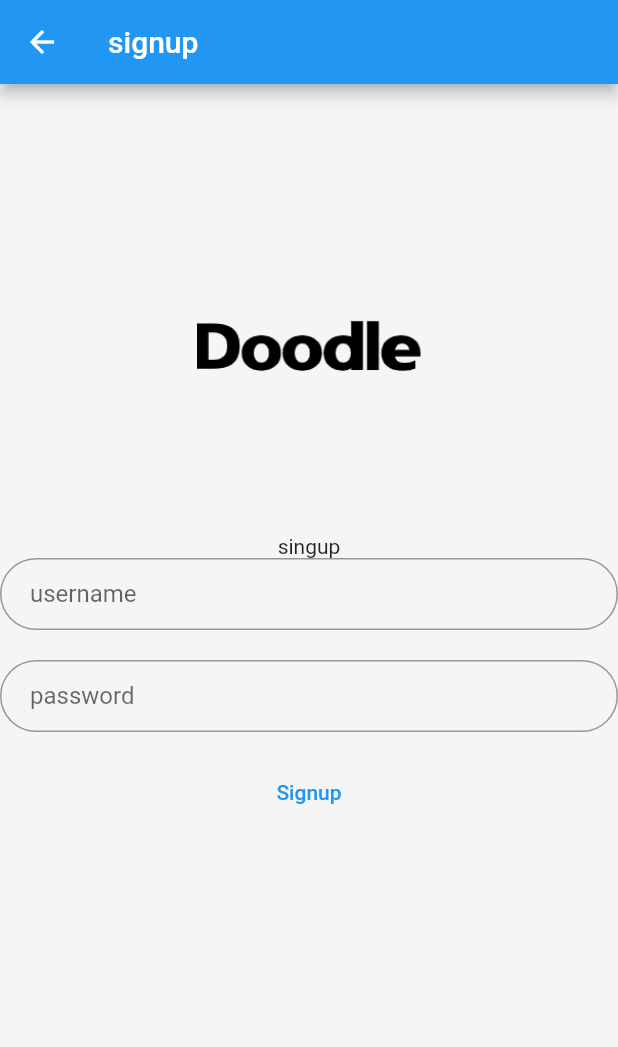
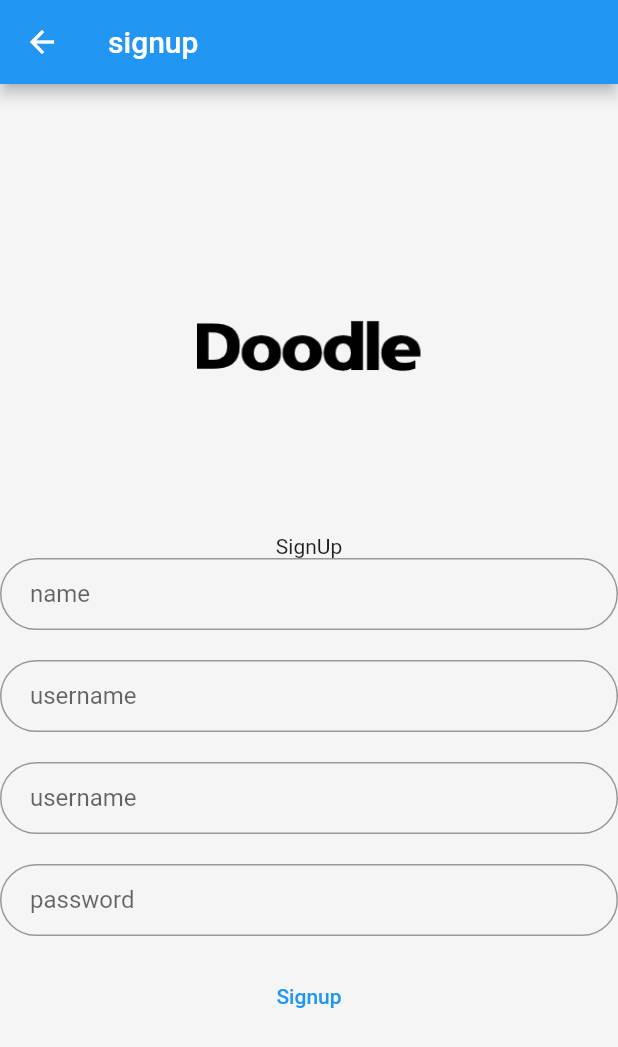
Before and after one commit to alisaadati97/barname-kon, a Flutter app: the SignupPage screen opened by its route, on a phone screen of 412 x 824 dp. Shown: the top 1047 px of the screen. Run offline on Flutter 3.47's test engine with Material 2 defaults, Android fonts, the phone set to English and light mode, and no system bars.

Commit message:
now work in phone . just needed a proxy from shecan. signup fields are now editet . just need to use the api properly

```diff
--- a/doodle/lib/login.dart
+++ b/doodle/lib/login.dart
@@ -21,7 +21,7 @@ class _LoginPageState extends State<LoginPage> {
     print(usernamefield);
     print(passwordfield);
     String url = "https://k.qbox.dev/v1/user/token/";
-    final response = await http.get(
+    final response = await http.post(
       Uri.parse(url),
       headers: {
       'Accept': '*/*',
@@ -29,6 +29,10 @@ class _LoginPageState extends State<LoginPage> {
       'Accept-Encoding': 'gzip, deflate',
 
       'Connection': 'keep-alive',
+    },
+    body: {
+      "username":"ali",
+      "password":"ali123456"
     },
     );
     print(response.statusCode);
--- a/doodle/lib/signup.dart
+++ b/doodle/lib/signup.dart
@@ -8,6 +8,8 @@ class SignupPage extends StatefulWidget {
 class _SignupPageState extends State<SignupPage> {
   String usernamefield = "";
   String passwordfield = "";
+  String namefield = "";
+  String emailfield = "";
 
   final logo = Image.asset(
     "assets/doodle.png",
@@ -43,6 +45,32 @@ class _SignupPageState extends State<SignupPage> {
       ),
     );
 
+  final name = TextFormField(
+      autofocus: false,
+      onChanged: (String value) {
+        namefield = value;
+      },
+      keyboardType: TextInputType.text,
+      decoration: InputDecoration(
+        hintText: 'name',
+        contentPadding: EdgeInsets.fromLTRB(20.0, 10.0, 20.0, 10.0),
+        border: OutlineInputBorder(borderRadius: BorderRadius.circular(32.0)),
+      ),
+    );
+
+    final email = TextFormField(
+      autofocus: false,
+      onChanged: (String value) {
+        emailfield = value;
+      },
+      keyboardType: TextInputType.emailAddress,
+      decoration: InputDecoration(
+        hintText: 'username',
+        contentPadding: EdgeInsets.fromLTRB(20.0, 10.0, 20.0, 10.0),
+        border: OutlineInputBorder(borderRadius: BorderRadius.circular(32.0)),
+      ),
+    );
+
     return Scaffold(
       appBar: AppBar(title: Text("signup"),),
       backgroundColor: Colors.grey[100],
@@ -57,7 +85,15 @@ class _SignupPageState extends State<SignupPage> {
             SizedBox(
               height: 50,
             ),
-            Text("singup"),
+            Text("SignUp"),
+            name,
+            SizedBox(
+              height: 20,
+            ),
+            email,
+            SizedBox(
+              height: 20,
+            ),
             username,
             SizedBox(
               height: 20,
```
